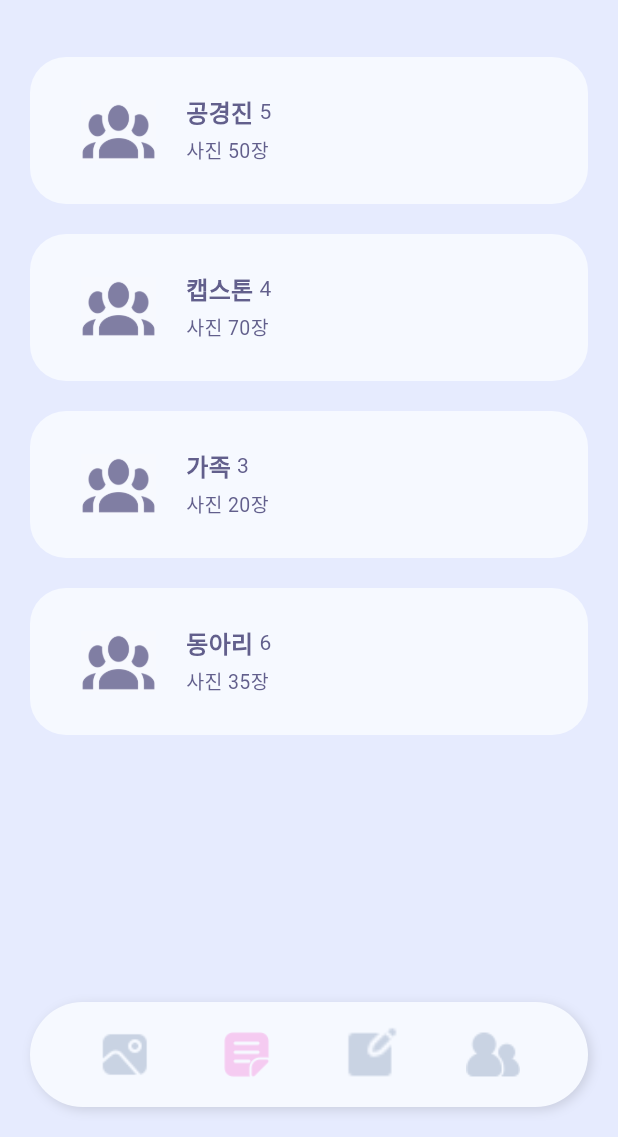
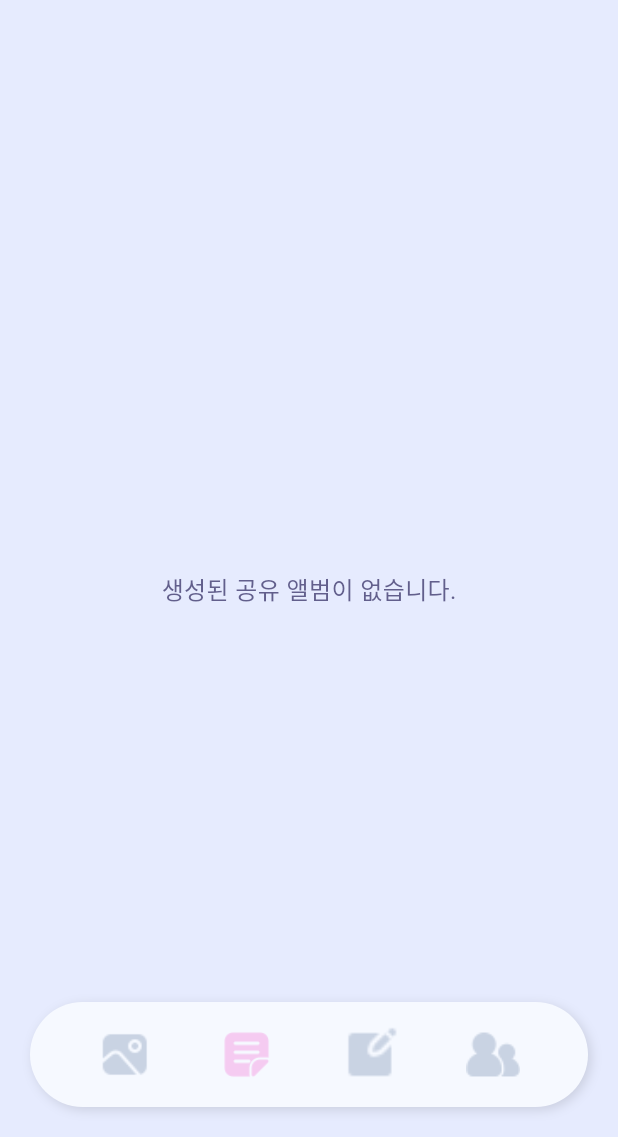
Before and after one commit to junyong7421/SharedAlbumApp, a Flutter app: the screen it shows after launch, item 2 of the bottom bar chosen, on a phone screen of 412 x 824 dp, the part 99-1236 px from its top. Run offline on Flutter 3.47's test engine with Material 3 defaults, Android fonts, the phone set to English and light mode, and no system bars; our stand-ins replace firebase_core, shared_preferences; accounts and stored records are empty.

Commit message:
공유앨범 리스트와 공유앨범 연동

```diff
--- a/lib/screens/shared_album_list_screen.dart
+++ b/lib/screens/shared_album_list_screen.dart
@@ -1,4 +1,6 @@
+import 'dart:convert';
 import 'package:flutter/material.dart';
+import 'package:shared_preferences/shared_preferences.dart';
 import '../widgets/custom_bottom_nav_bar.dart';
 import '../widgets/user_icon_button.dart';
 
@@ -10,32 +12,23 @@ class SharedAlbumListScreen extends StatefulWidget {
 }
 
 class _SharedAlbumListScreenState extends State<SharedAlbumListScreen> {
-  final List<Map<String, dynamic>> _albums = [
-    {'name': '공경진', 'members': 5, 'photos': 50},
-    {'name': '캡스톤', 'members': 4, 'photos': 70},
-    {'name': '가족', 'members': 3, 'photos': 20},
-    {'name': '동아리', 'members': 6, 'photos': 35},
-    /* 스크롤 확인
-    {'name': '캡스톤', 'members': 4, 'photos': 70},
-    {'name': '가족', 'members': 3, 'photos': 20},
-    {'name': '동아리', 'members': 6, 'photos': 35},
-    */
-  ];
+  List<Map<String, dynamic>> _albums = [];
 
-  final List<String> _iconPathsOn = [
-    'assets/icons/image_on.png',
-    'assets/icons/list_on.png',
-    'assets/icons/edit_on.png',
-    'assets/icons/friend_on.png',
-  ];
-  final List<String> _iconPathsOff = [
-    'assets/icons/image_off.png',
-    'assets/icons/list_off.png',
-    'assets/icons/edit_off.png',
-    'assets/icons/friend_off.png',
-  ];
+  @override
+  void initState() {
+    super.initState();
+    _loadAlbums();
+  }
 
-  int _selectedIndex = 1;
+  Future<void> _loadAlbums() async {
+    final prefs = await SharedPreferences.getInstance();
+    final storedData = prefs.getString('albums');
+    if (storedData != null) {
+      setState(() {
+        _albums = List<Map<String, dynamic>>.from(jsonDecode(storedData));
+      });
+    }
+  }
 
   @override
   Widget build(BuildContext context) {
@@ -70,7 +63,14 @@ class _SharedAlbumListScreenState extends State<SharedAlbumListScreen> {
 
                 // ✅ 공유 앨범 리스트
                 Expanded(
-                  child: SingleChildScrollView(
+                  child: _albums.isEmpty
+                      ? const Center(
+                          child: Text(
+                            '생성된 공유 앨범이 없습니다.',
+                            style: TextStyle(fontSize: 16, color: Color(0xFF625F8C)),
+                          ),
+                        )
+                      : SingleChildScrollView(
                           padding: const EdgeInsets.only(bottom: 90),
                           child: Column(
                             children: List.generate(_albums.length, (index) {
@@ -90,7 +90,7 @@ class _SharedAlbumListScreenState extends State<SharedAlbumListScreen> {
                                     vertical: 24,
                                   ),
                                   child: Transform.translate(
-                              offset: const Offset(18, 0), // 전체 Row 오른쪽 이동
+                                    offset: const Offset(18, 0),
                                     child: Row(
                                       children: [
                                         Image.asset(
@@ -98,43 +98,22 @@ class _SharedAlbumListScreenState extends State<SharedAlbumListScreen> {
                                           width: 50,
                                           height: 50,
                                         ),
-                                  const SizedBox(width: 20), // 이미지와 텍스트 사이 간격
+                                        const SizedBox(width: 20),
                                         Expanded(
                                           child: Column(
-                                      crossAxisAlignment:
-                                          CrossAxisAlignment.start,
-                                      children: [
-                                        Row(
-                                          crossAxisAlignment:
-                                              CrossAxisAlignment.start,
+                                            crossAxisAlignment: CrossAxisAlignment.start,
                                             children: [
                                               Text(
-                                              album['name'],
+                                                album['title'],
                                                 style: const TextStyle(
                                                   fontSize: 16,
                                                   fontWeight: FontWeight.w600,
                                                   color: Color(0xFF625F8C),
                                                 ),
                                               ),
-                                            const SizedBox(width: 4),
-                                            Transform.translate(
-                                              offset: const Offset(
-                                                0,
-                                                1,
-                                              ), // 멤버 수 아래로 이동
-                                              child: Text(
-                                                '${album['members']}',
-                                                style: const TextStyle(
-                                                  fontSize: 14,
-                                                  color: Color(0xFF625F8C),
-                                                ),
-                                              ),
-                                            ),
-                                          ],
-                                        ),
                                               const SizedBox(height: 4),
                                               Text(
-                                          '사진 ${album['photos']}장',
+                                                '사진 ${album['images'].length}장',
                                                 style: const TextStyle(
                                                   fontSize: 13,
                                                   color: Color(0xFF625F8C),
@@ -158,7 +137,7 @@ class _SharedAlbumListScreenState extends State<SharedAlbumListScreen> {
               bottom: 20,
               left: 20,
               right: 20,
-              child: CustomBottomNavBar(selectedIndex: 1), // 이 화면은 index 1
+              child: CustomBottomNavBar(selectedIndex: 1),
             ),
           ],
         ),
```
Lines whose indentation alone changed are shown as unchanged.
